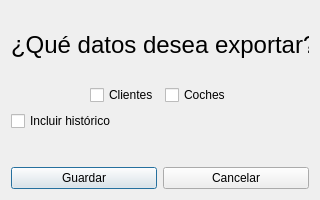
First picture: the form in ui/dlgTipoExportacion.ui, repository arielcostas/dam-di-costasguerrero, before the edit.
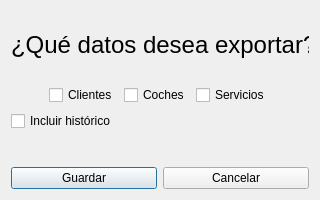
Second picture: the form after the edit.

Diff of the .ui file:
```diff
--- a/ui/dlgTipoExportacion.ui
+++ b/ui/dlgTipoExportacion.ui
@@ -67,6 +67,13 @@
        </property>
       </widget>
      </item>
+     <item>
+      <widget class="QCheckBox" name="checkBoxServicios">
+       <property name="text">
+        <string>Servicios</string>
+       </property>
+      </widget>
+     </item>
      <item>
       <spacer name="horizontalSpacer_2">
        <property name="orientation">
```
